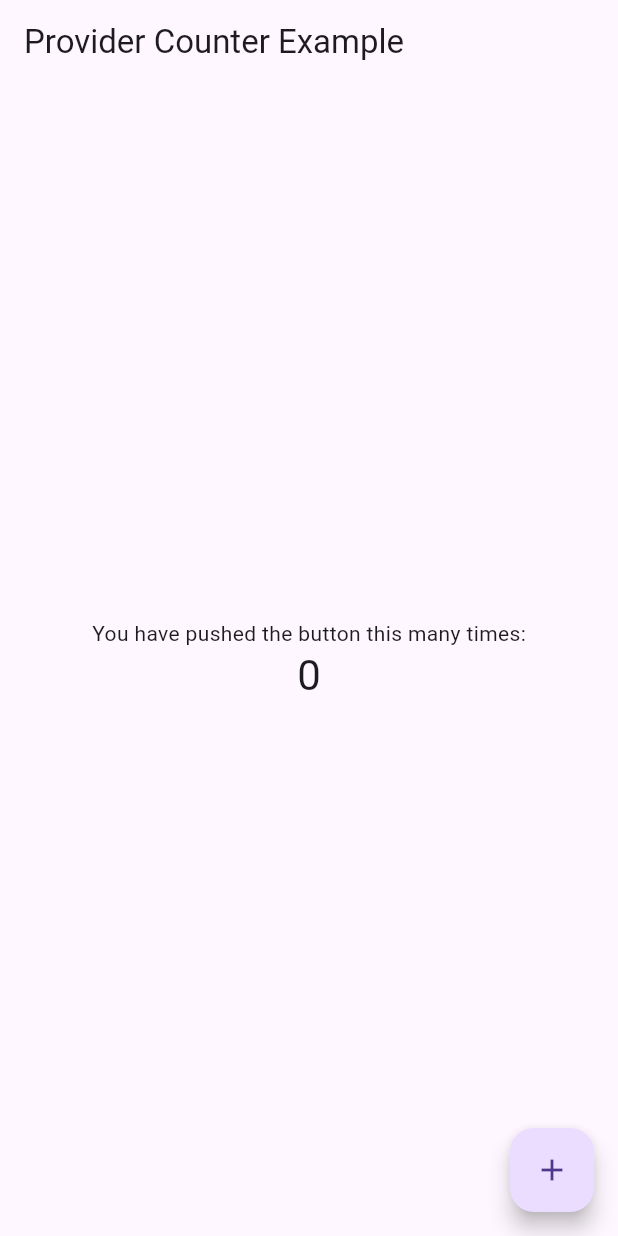
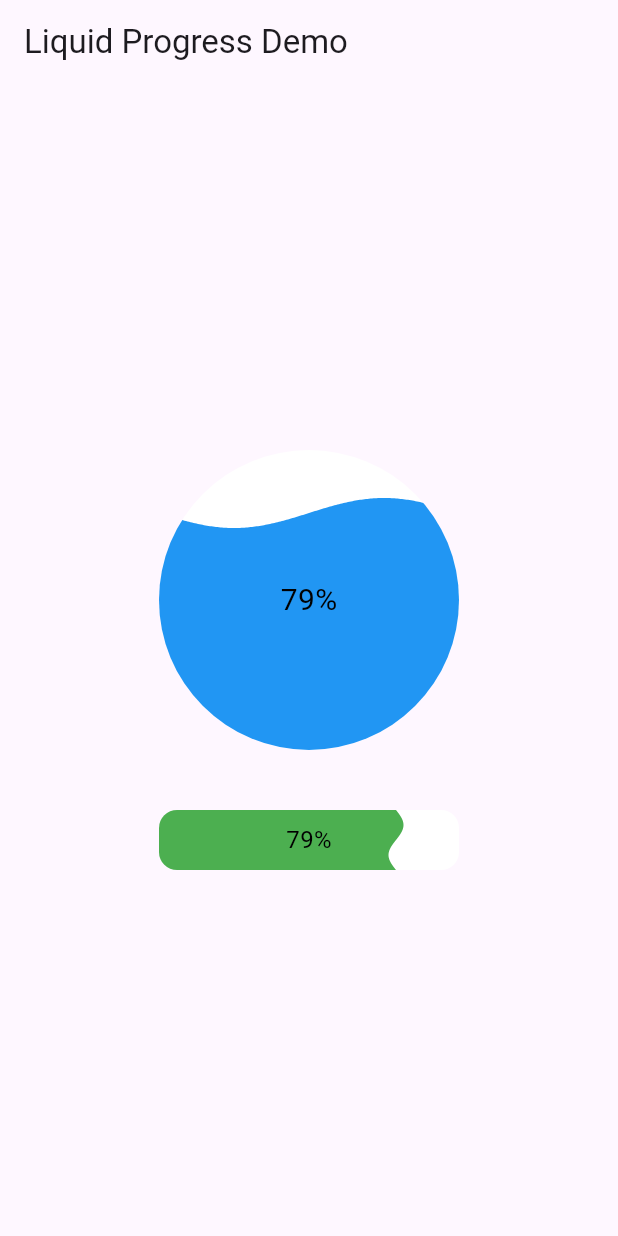
Before and after one commit to lightrao/lt25_fapp_one, a Flutter app: the screen it shows after launch, on a phone screen of 412 x 824 dp. Run offline on Flutter 3.47's test engine with Material 3 defaults, Android fonts, the light colour scheme and no system bars; our stand-ins replace liquid_progress_indicator_v2.

Commit message:
liquid_progress_indicator_v2

```diff
--- a/lib/main.dart
+++ b/lib/main.dart
@@ -1,6 +1,4 @@
 import 'package:flutter/material.dart';
-import 'package:provider/provider.dart';
-import 'providers/counter_provider.dart';
 import 'screens/home_screen.dart';
 
 void main() {
@@ -12,17 +10,12 @@ class MyApp extends StatelessWidget {
 
   @override
   Widget build(BuildContext context) {
-    return MultiProvider(
-      providers: [
-        ChangeNotifierProvider(create: (_) => CounterProvider()),
-      ],
-      child: MaterialApp(
-        title: 'Provider Example',
-        theme: ThemeData(
-          primarySwatch: Colors.blue,
-        ),
-        home: const HomeScreen(),
+    return MaterialApp(
+      title: 'Liquid Progress Demo',
+      theme: ThemeData(
+        primarySwatch: Colors.blue,
       ),
+      home: const HomeScreen(),
     );
   }
 }
--- a/lib/models/counter_model.dart
+++ /dev/null
@@ -1,9 +0,0 @@
-/// A simple counter model that tracks a count value.
-class CounterModel {
-  int count;
-
-  CounterModel({this.count = 0});
-
-  @override
-  String toString() => 'CounterModel(count: $count)';
-}
--- a/lib/providers/counter_provider.dart
+++ /dev/null
@@ -1,13 +0,0 @@
-import 'package:flutter/material.dart';
-import '../models/counter_model.dart';
-
-class CounterProvider with ChangeNotifier {
-  final CounterModel _counter = CounterModel();
-
-  CounterModel get counter => _counter;
-
-  void increment() {
-    _counter.count++;
-    notifyListeners(); // Notify listeners about the change
-  }
-}
--- a/lib/screens/home_screen.dart
+++ b/lib/screens/home_screen.dart
@@ -1,40 +1,17 @@
 import 'package:flutter/material.dart';
-import 'package:provider/provider.dart';
-import '../providers/counter_provider.dart';
+import '../widgets/liquid_progress_examples.dart';
 
 class HomeScreen extends StatelessWidget {
   const HomeScreen({super.key});
 
   @override
   Widget build(BuildContext context) {
-    // Using context.watch to rebuild when counter changes
-    final counterProvider = context.watch<CounterProvider>();
-
     return Scaffold(
       appBar: AppBar(
-        title: const Text('Provider Counter Example'),
+        title: const Text('Liquid Progress Demo'),
       ),
-      body: Center(
-        child: Column(
-          mainAxisAlignment: MainAxisAlignment.center,
-          children: [
-            const Text(
-              'You have pushed the button this many times:',
-            ),
-            Text(
-              '${counterProvider.counter.count}',
-              style: Theme.of(context).textTheme.headlineMedium,
-            ),
-          ],
-        ),
-      ),
-      floatingActionButton: FloatingActionButton(
-        // Using context.read for an action that doesn't require rebuild
-        onPressed: () {
-          context.read<CounterProvider>().increment();
-        },
-        tooltip: 'Increment',
-        child: const Icon(Icons.add),
+      body: const Center(
+        child: LiquidProgressExamples(),
       ),
     );
   }
--- /dev/null
+++ b/lib/widgets/liquid_progress_examples.dart
@@ -0,0 +1,76 @@
+import 'package:flutter/material.dart';
+import 'package:liquid_progress_indicator_v2/liquid_progress_indicator.dart';
+
+class LiquidProgressExamples extends StatefulWidget {
+  const LiquidProgressExamples({super.key});
+
+  @override
+  State<LiquidProgressExamples> createState() => _LiquidProgressExamplesState();
+}
+
+class _LiquidProgressExamplesState extends State<LiquidProgressExamples> {
+  double _progress = 0.0;
+
+  @override
+  void initState() {
+    super.initState();
+    // Simulate progress
+    _startProgress();
+  }
+
+  void _startProgress() {
+    Future.delayed(const Duration(milliseconds: 100), () {
+      setState(() {
+        _progress += 0.01;
+        if (_progress < 1.0) {
+          _startProgress();
+        }
+      });
+    });
+  }
+
+  @override
+  Widget build(BuildContext context) {
+    return Column(
+      mainAxisAlignment: MainAxisAlignment.center,
+      children: [
+        // Example 1: Circular Liquid Progress
+        SizedBox(
+          width: 200,
+          height: 200,
+          child: LiquidCircularProgressIndicator(
+            value: _progress,
+            backgroundColor: Colors.white,
+            valueColor: const AlwaysStoppedAnimation(Colors.blue),
+            center: Text(
+              '${(_progress * 100).toStringAsFixed(0)}%',
+              style: const TextStyle(
+                color: Colors.black,
+                fontSize: 20,
+              ),
+            ),
+          ),
+        ),
+        const SizedBox(height: 40),
+        // Example 2: Linear Liquid Progress
+        SizedBox(
+          width: 200,
+          height: 40,
+          child: LiquidLinearProgressIndicator(
+            value: _progress,
+            backgroundColor: Colors.white,
+            valueColor: const AlwaysStoppedAnimation(Colors.green),
+            borderRadius: 12,
+            center: Text(
+              '${(_progress * 100).toStringAsFixed(0)}%',
+              style: const TextStyle(
+                color: Colors.black,
+                fontSize: 16,
+              ),
+            ),
+          ),
+        ),
+      ],
+    );
+  }
+}
--- a/pubspec.yaml
+++ b/pubspec.yaml
@@ -56,6 +56,7 @@ dependencies:
   just_audio: ^0.9.46
   rename: ^3.0.2
   provider: ^6.1.2
+  liquid_progress_indicator_v2: ^0.5.0
 
 dev_dependencies:
   flutter_test:
```
Also changed, not shown: pubspec.lock.
